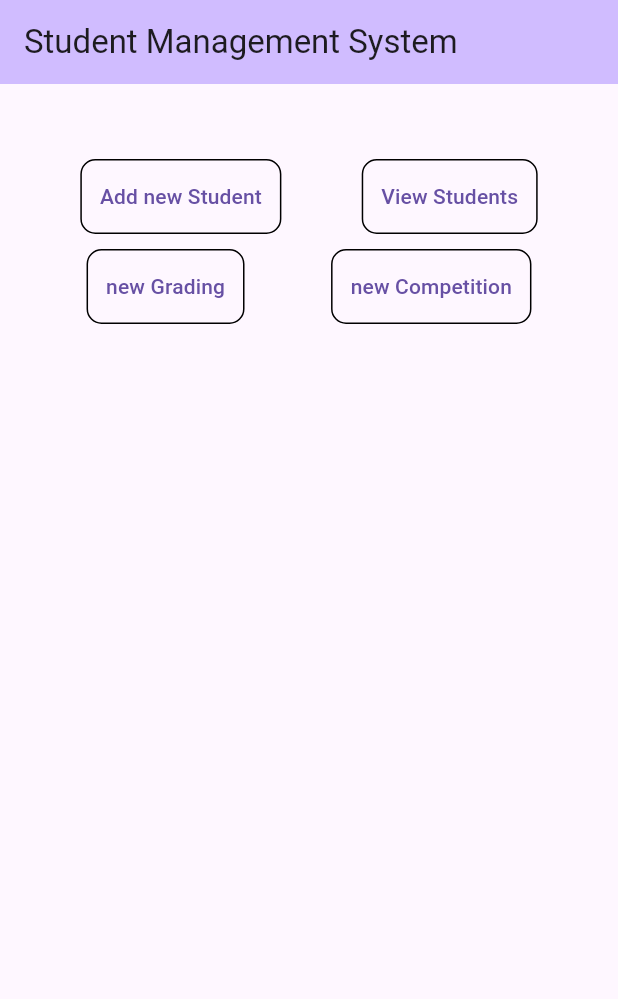
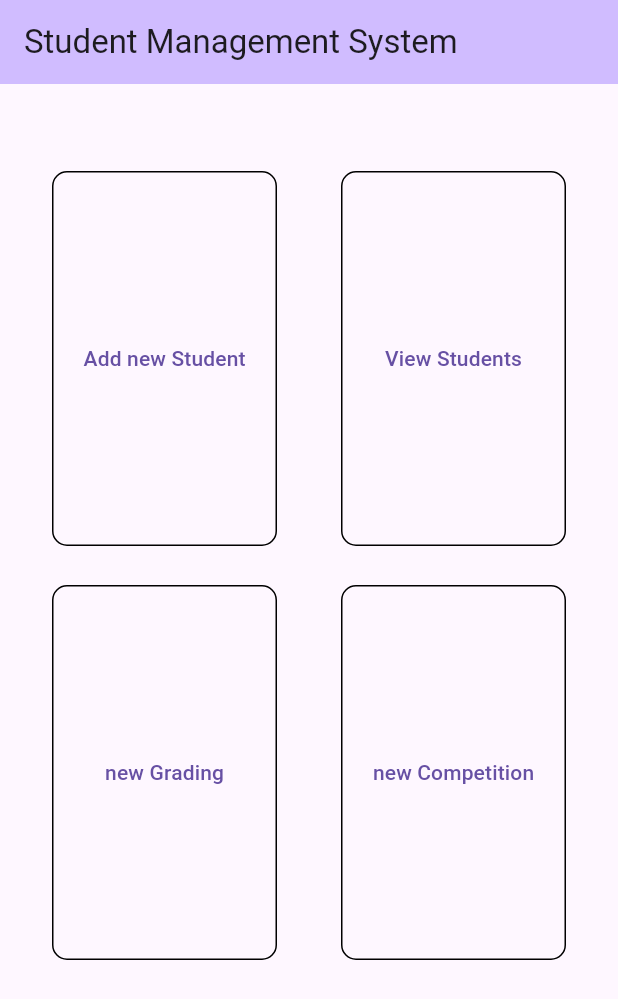
Before and after one commit to KMjanith/competition-app-mobile, a Flutter app: the screen it shows after launch, on a phone screen of 412 x 824 dp. Shown: the top 999 px of the screen. Run offline on Flutter 3.47's test engine with Material 3 defaults, Android fonts, the light colour scheme and no system bars.

Commit message:
htttp omited

```diff
--- a/lib/components/buttons/SubmitButton.dart
+++ b/lib/components/buttons/SubmitButton.dart
@@ -1,7 +1,8 @@
 import 'package:flutter/material.dart';
 
 class SubmitButton extends StatelessWidget {
-  const SubmitButton({super.key});
+  final Function onPressed;
+  const SubmitButton({super.key, required this.onPressed});
 
   @override
   Widget build(BuildContext context) {
@@ -12,7 +13,7 @@ class SubmitButton extends StatelessWidget {
           ),
           backgroundColor: MaterialStatePropertyAll(Colors.green)),
       onPressed: () {
-        print("submited");
+        onPressed();
       },
       child: const Text(
         "Submit",
--- /dev/null
+++ b/lib/components/common/HomeCard.dart
@@ -0,0 +1,38 @@
+import 'package:flutter/material.dart';
+
+class HomeCard extends StatelessWidget {
+  final String buttonText;
+  final Widget targetPage;
+
+  const HomeCard({
+    Key? key,
+    required this.buttonText,
+    required this.targetPage,
+  }) : super(key: key);
+
+  @override
+  Widget build(BuildContext context) {
+    return Padding(
+      padding: const EdgeInsets.all(8.0),
+      child: Container(
+        width: 150,
+        height: 250,
+        decoration: BoxDecoration(
+          border: Border.all(),
+          borderRadius: BorderRadius.circular(10),
+        ),
+        child: TextButton(
+          child: Text(buttonText),
+          onPressed: () {
+            Navigator.push(
+              context,
+              MaterialPageRoute(
+                builder: (context) => targetPage,
+              ),
+            );
+          },
+        ),
+      ),
+    );
+  }
+}
--- a/lib/main.dart
+++ b/lib/main.dart
@@ -1,5 +1,5 @@
+import 'package:competition_app/components/common/HomeCard.dart';
 import 'package:flutter/material.dart';
-
 import 'pages/addStudent/AddStudent.dart';
 
 void main() {
@@ -33,78 +33,26 @@ class _MyHomePageState extends State<MyHomePage> {
         backgroundColor: Theme.of(context).colorScheme.inversePrimary,
         title: const Text("Student Management System"),
       ),
-      body: Center(
+      body: const Center(
         child: Column(
           children: [
-            const SizedBox(height: 50),
+            SizedBox(height: 50),
             Row(
               mainAxisAlignment: MainAxisAlignment.spaceEvenly,
               crossAxisAlignment: CrossAxisAlignment.center,
               children: [
-                Container(
-                  decoration: BoxDecoration(
-                    border: Border.all(),
-                    borderRadius: BorderRadius.circular(10),
-                  ),
-                  child: TextButton(
-                    child: const Text("Add new Student"),
-                    onPressed: () {
-                      Navigator.push(
-                          context,
-                          MaterialPageRoute(
-                              builder: (context) => const AddStudent()));
-                    },
-                  ),
-                ),
-                Container(
-                  decoration: BoxDecoration(
-                    border: Border.all(),
-                    borderRadius: BorderRadius.circular(10),
-                  ),
-                  child: TextButton(
-                    child: const Text("View Students"),
-                    onPressed: () {
-                      print("View Students");
-                    },
-                  ),
-                ),
+                HomeCard(buttonText:"Add new Student", targetPage: AddStudent()),   //add student card
+                HomeCard(buttonText:"View Students", targetPage: AddStudent()),     //view student card
               ],
             ),
-            const SizedBox(height: 10),
+            SizedBox(height: 10),
             Row(
               mainAxisAlignment: MainAxisAlignment.spaceEvenly,
               crossAxisAlignment: CrossAxisAlignment.center,
               children: [
-                Container(
-                  decoration: BoxDecoration(
-                    border: Border.all(),
-                    borderRadius: BorderRadius.circular(10),
-                  ),
-                  child: TextButton(
-                    child: const Text("new Grading"),
-                    onPressed: () {
-                      Navigator.push(
-                          context,
-                          MaterialPageRoute(
-                              builder: (context) => const AddStudent()));
-                    },
-                  ),
-                ),
-                Container(
-                  decoration: BoxDecoration(
-                    border: Border.all(),
-                    borderRadius: BorderRadius.circular(10),
-                  ),
-                  child: TextButton(
-                    child: const Text("new Competition"),
-                    onPressed: () {
-                      Navigator.push(
-                          context,
-                          MaterialPageRoute(
-                              builder: (context) => const AddStudent()));
-                    },
-                  ),
-                )
+                HomeCard(buttonText:"new Grading", targetPage: AddStudent()),    //grading card
+                HomeCard(buttonText:"new Competition", targetPage: AddStudent()),   //competition card
+
               ],
             )
           ],
```
Also changed, not shown: lib/Post.dart (deleted, +0 -19 lines), lib/pages/addStudent/AddStudent.dart (+15 -4 lines).
